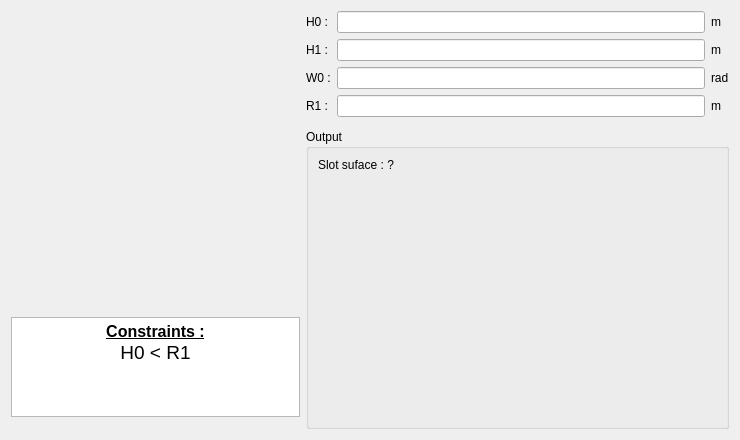
Old version of the form pyleecan/GUI/Dialog/DMachineSetup/SMHoleMag/PHoleM54/PHoleM54.ui in the repository Eomys/pyleecan.
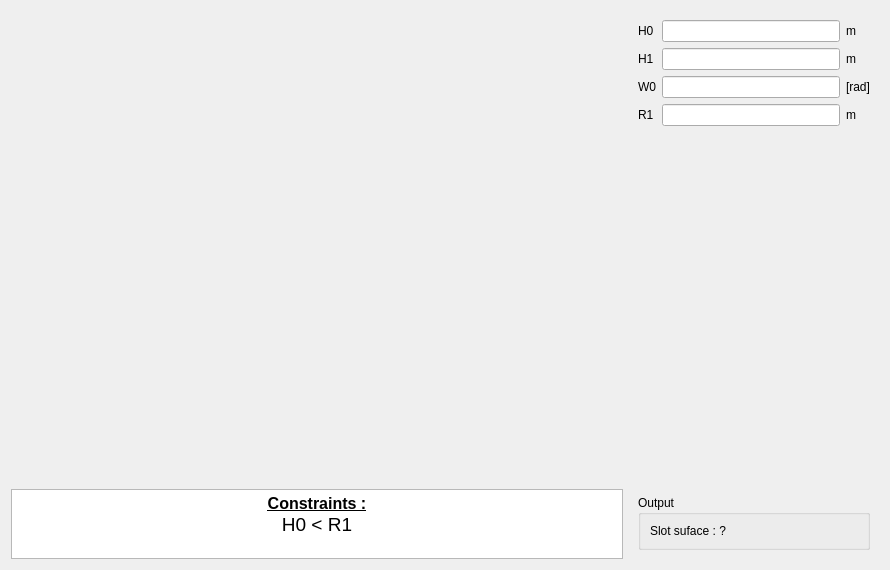
New version of the form. Icons and pictures are not drawn. Custom widgets are drawn as their Qt base class.

Commit message: [CO] Improving Hole GUI

Patch:
```diff
--- a/pyleecan/GUI/Dialog/DMachineSetup/SMHoleMag/PHoleM54/PHoleM54.ui
+++ b/pyleecan/GUI/Dialog/DMachineSetup/SMHoleMag/PHoleM54/PHoleM54.ui
@@ -6,8 +6,8 @@
    <rect>
     <x>0</x>
     <y>0</y>
-    <width>740</width>
-    <height>440</height>
+    <width>890</width>
+    <height>570</height>
    </rect>
   </property>
   <property name="minimumSize">
@@ -31,21 +31,21 @@
      <item>
       <widget class="QLabel" name="img_slot">
        <property name="sizePolicy">
-        <sizepolicy hsizetype="Fixed" vsizetype="Fixed">
+        <sizepolicy hsizetype="Preferred" vsizetype="Preferred">
          <horstretch>0</horstretch>
          <verstretch>0</verstretch>
         </sizepolicy>
        </property>
        <property name="minimumSize">
         <size>
-         <width>289</width>
-         <height>300</height>
+         <width>0</width>
+         <height>0</height>
         </size>
        </property>
        <property name="maximumSize">
         <size>
-         <width>289</width>
-         <height>300</height>
+         <width>16777215</width>
+         <height>16777215</height>
         </size>
        </property>
        <property name="text">
@@ -76,7 +76,7 @@
        <property name="maximumSize">
         <size>
          <width>16777215</width>
-         <height>100</height>
+         <height>70</height>
         </size>
        </property>
        <property name="verticalScrollBarPolicy">
@@ -86,31 +86,31 @@
         <string>&lt;!DOCTYPE HTML PUBLIC &quot;-//W3C//DTD HTML 4.0//EN&quot; &quot;http://www.w3.org/TR/REC-html40/strict.dtd&quot;&gt;
 &lt;html&gt;&lt;head&gt;&lt;meta name=&quot;qrichtext&quot; content=&quot;1&quot; /&gt;&lt;style type=&quot;text/css&quot;&gt;
 p, li { white-space: pre-wrap; }
-&lt;/style&gt;&lt;/head&gt;&lt;body style=&quot; font-family:'MS Shell Dlg 2'; font-size:8.25pt; font-weight:400; font-style:normal;&quot;&gt;
-&lt;p align=&quot;center&quot; style=&quot; margin-top:0px; margin-bottom:0px; margin-left:0px; margin-right:0px; -qt-block-indent:0; text-indent:0px;&quot;&gt;&lt;span style=&quot; font-size:12pt; font-weight:600; text-decoration: underline;&quot;&gt;Constraints :&lt;/span&gt;&lt;/p&gt;
-&lt;p align=&quot;center&quot; style=&quot; margin-top:0px; margin-bottom:0px; margin-left:0px; margin-right:0px; -qt-block-indent:0; text-indent:0px;&quot;&gt;&lt;span style=&quot; font-size:14pt;&quot;&gt;H0 &amp;lt; R1&lt;/span&gt;&lt;/p&gt;&lt;/body&gt;&lt;/html&gt;</string>
+&lt;/style&gt;&lt;/head&gt;&lt;body style=&quot; font-family:'MS Shell Dlg 2'; font-size:7.8pt; font-weight:400; font-style:normal;&quot;&gt;
+&lt;p align=&quot;center&quot; style=&quot; margin-top:0px; margin-bottom:0px; margin-left:0px; margin-right:0px; -qt-block-indent:0; text-indent:0px;&quot;&gt;&lt;span style=&quot; font-family:'MS Shell Dlg 2'; font-size:12pt; font-weight:600; text-decoration: underline;&quot;&gt;Constraints :&lt;/span&gt;&lt;/p&gt;
+&lt;p align=&quot;center&quot; style=&quot; margin-top:0px; margin-bottom:0px; margin-left:0px; margin-right:0px; -qt-block-indent:0; text-indent:0px;&quot;&gt;&lt;span style=&quot; font-family:'MS Shell Dlg 2'; font-size:14pt;&quot;&gt;H0 &amp;lt; R1&lt;/span&gt;&lt;/p&gt;&lt;/body&gt;&lt;/html&gt;</string>
        </property>
        <property name="textInteractionFlags">
         <set>Qt::TextSelectableByKeyboard|Qt::TextSelectableByMouse</set>
        </property>
       </widget>
      </item>
-     <item>
-      <spacer name="verticalSpacer_2">
-       <property name="orientation">
-        <enum>Qt::Vertical</enum>
-       </property>
-       <property name="sizeHint" stdset="0">
-        <size>
-         <width>20</width>
-         <height>40</height>
-        </size>
-       </property>
-      </spacer>
-     </item>
     </layout>
    </item>
    <item>
+    <widget class="QWidget" name="widget" native="true">
+     <property name="minimumSize">
+      <size>
+       <width>250</width>
+       <height>0</height>
+      </size>
+     </property>
+     <property name="maximumSize">
+      <size>
+       <width>250</width>
+       <height>16777215</height>
+      </size>
+     </property>
     <layout class="QVBoxLayout" name="verticalLayout_2">
      <item>
       <layout class="QGridLayout" name="gridLayout">
@@ -130,7 +130,7 @@
        <item row="1" column="0">
         <widget class="QLabel" name="in_H1">
          <property name="text">
-          <string>H1 :</string>
+           <string>H1</string>
          </property>
         </widget>
        </item>
@@ -144,7 +144,7 @@
        <item row="0" column="0">
         <widget class="QLabel" name="in_H0">
          <property name="text">
-          <string>H0 :</string>
+           <string>H0</string>
          </property>
         </widget>
        </item>
@@ -164,21 +164,21 @@
        <item row="3" column="0">
         <widget class="QLabel" name="in_R1">
          <property name="text">
-          <string>R1 :</string>
+           <string>R1</string>
          </property>
         </widget>
        </item>
        <item row="2" column="2">
         <widget class="QLabel" name="unit_W0">
          <property name="text">
-          <string>rad</string>
+           <string>[rad]</string>
          </property>
         </widget>
        </item>
        <item row="2" column="0">
         <widget class="QLabel" name="in_W0">
          <property name="text">
-          <string>W0 :</string>
+           <string>W0</string>
          </property>
         </widget>
        </item>
@@ -194,6 +194,19 @@
        </property>
       </widget>
      </item>
+      <item>
+       <spacer name="verticalSpacer">
+        <property name="orientation">
+         <enum>Qt::Vertical</enum>
+        </property>
+        <property name="sizeHint" stdset="0">
+         <size>
+          <width>20</width>
+          <height>40</height>
+         </size>
+        </property>
+       </spacer>
+      </item>
      <item>
       <widget class="QGroupBox" name="g_output">
        <property name="minimumSize">
@@ -213,23 +226,11 @@
           </property>
          </widget>
         </item>
-        <item>
-         <spacer name="verticalSpacer">
-          <property name="orientation">
-           <enum>Qt::Vertical</enum>
-          </property>
-          <property name="sizeHint" stdset="0">
-           <size>
-            <width>20</width>
-            <height>40</height>
-           </size>
-          </property>
-         </spacer>
-        </item>
        </layout>
       </widget>
      </item>
     </layout>
+    </widget>
    </item>
   </layout>
  </widget>
```
Left out of the diff: 6 changed lines with no effect on the pictures. Lines whose indentation alone changed are shown as unchanged. The commit also changes 54 other files.
